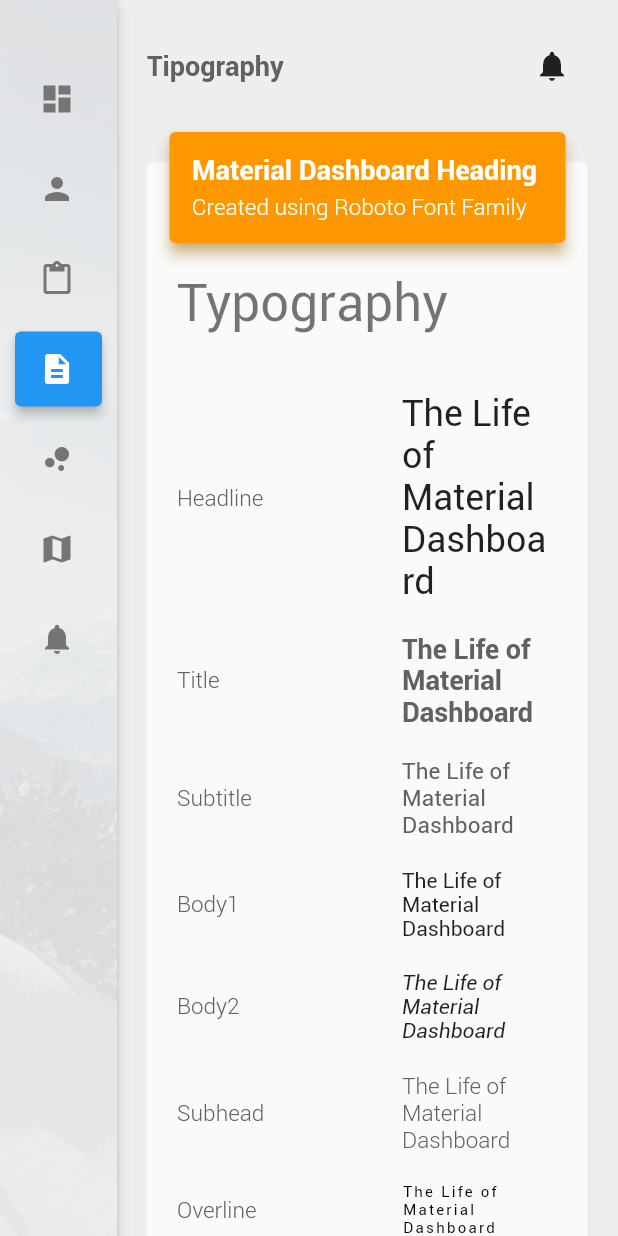
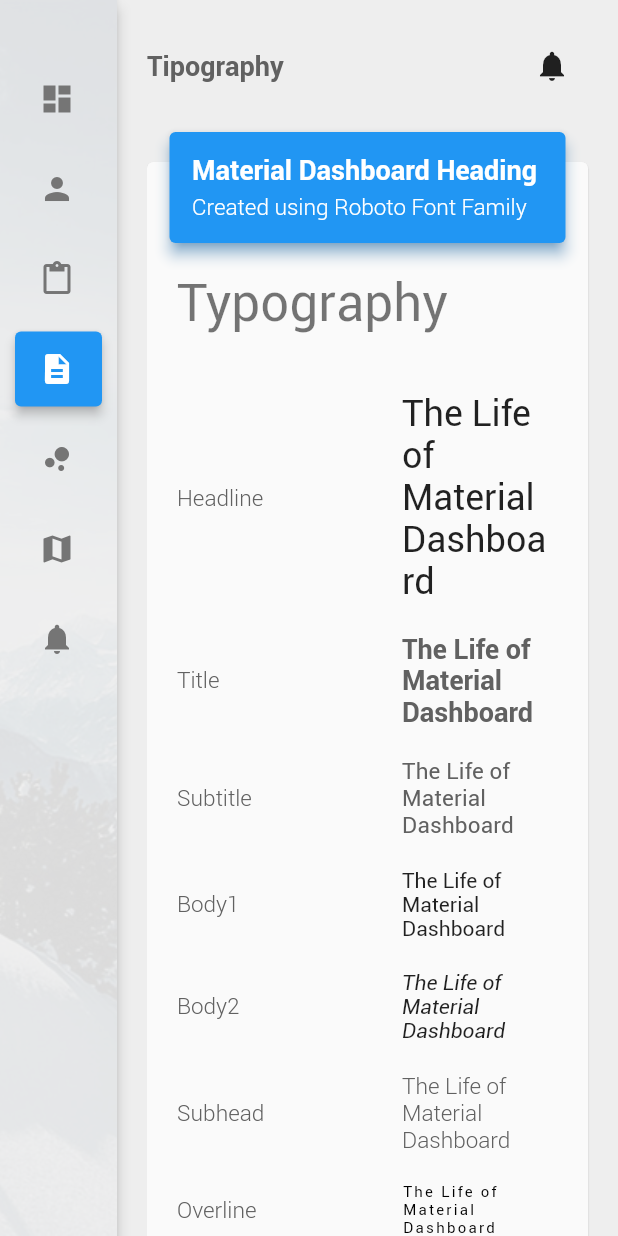
Before and after one commit to RafaelBarbosatec/CanaryAdminFlutter, a Flutter app: the screen it shows after launch, after a tap on the "person" icon, after a tap on the "description" icon, on a phone screen of 412 x 824 dp. Run offline on Flutter 3.47's test engine with Material 2 defaults, Android fonts, the phone set to English and light mode, and no system bars; our stand-ins replace charts_flutter.

Commit message:
ajustes graph

```diff
--- a/lib/components/CardContentTitle.dart
+++ b/lib/components/CardContentTitle.dart
@@ -38,7 +38,7 @@ class CardContentTitle extends StatelessWidget {
         ],
       ),
       content: content,
-      color: Theme.of(context).accentColor,
+      color: Theme.of(context).primaryColor,
     );
   }
 }
```
